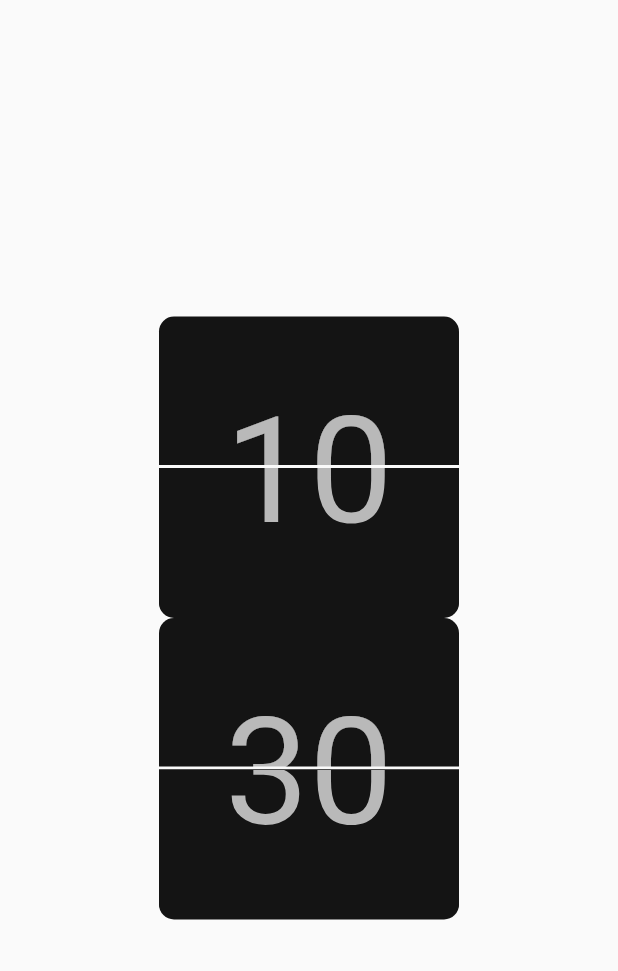
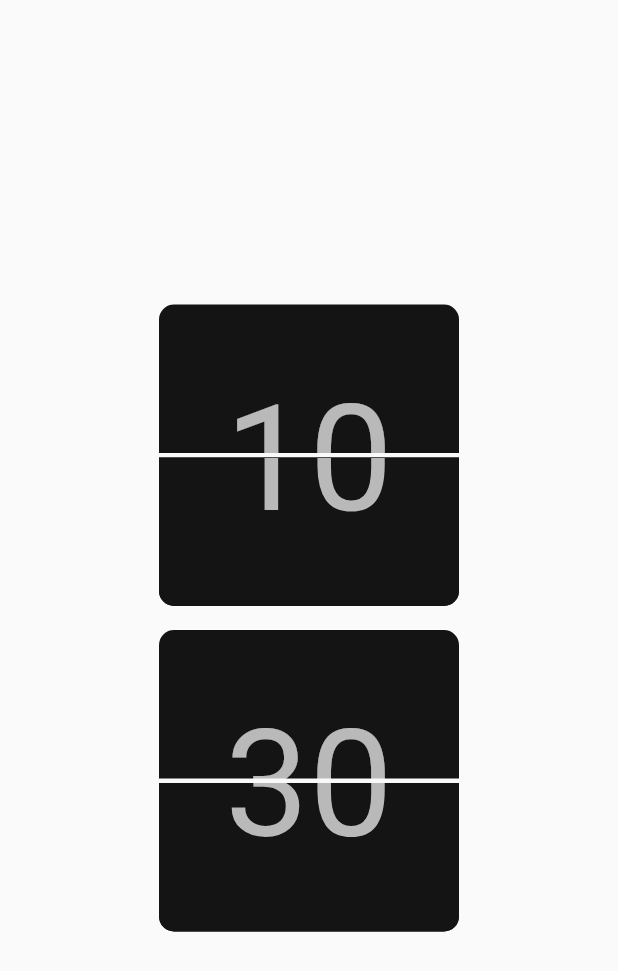
Before and after one commit to Codesait/Animated_Flip_Clock, a Flutter app: the screen it shows after launch, on a phone screen of 412 x 824 dp. Shown: the top 971 px of the screen. Run offline on Flutter 3.47's test engine with Material 2 defaults, Android fonts, the phone set to English and light mode, and no system bars.

Commit message:
basic animated clock completed

```diff
--- a/lib/clock_animation.dart
+++ b/lib/clock_animation.dart
@@ -30,7 +30,7 @@ class _ClockAnimationState extends State<ClockAnimation>
  late AnimationController _controller;
  late Animation _animation;
 
-  Timer? _timer;
+ late  Timer _timer;
   late int _clockCount;
 
   BoxDecoration _decoration(bool topRadius){
@@ -59,17 +59,19 @@ class _ClockAnimationState extends State<ClockAnimation>
 
   @override
   void dispose() {
-    //_animation.isDismissed;
+    _timer.cancel();
+    _controller.dispose();
     super.dispose();
   }
 
   @override
   Widget build(BuildContext context) {
     return  Container(
-
+      padding: const EdgeInsets.all(8.0),
         child: Stack(
           children: [
             Column(
+              crossAxisAlignment: CrossAxisAlignment.center,
               children: [
 
                 // top fraction of stack container
@@ -88,7 +90,7 @@ class _ClockAnimationState extends State<ClockAnimation>
                   ),
                 ),
 
-                Divider(height: 2,color: Colors.transparent,),
+                Divider(height: 3,color: Colors.transparent,),
 
                 // bottom fraction of stack container
                 Stack(
@@ -110,15 +112,23 @@ class _ClockAnimationState extends State<ClockAnimation>
                     AnimatedBuilder(
                       animation: _animation,
                       child: Container(
-                        height: 100,
+                        height: 99,
                         width: 200,
                         decoration: _decoration(false),
                         child: Stack(
                           alignment: Alignment.center,
                           children: [
+                            _animation.value > 4.71 ?
                             Positioned(
                               bottom: 40,
                                 child: TimerTextWidget(clockCount: _clockCount)
+                            ):
+                            Positioned(
+                              top: 59,
+                                child: Transform(
+                                  transform: Matrix4.rotationX(math.pi),
+                                  child: TimerTextWidget(clockCount: _clockCount)
+                                )
                             )
                           ],
                         )
@@ -134,8 +144,16 @@ class _ClockAnimationState extends State<ClockAnimation>
                       },
                     ),
                   ],
-                )
+                ),
               ],
+            ),
+            Padding(
+              padding:  EdgeInsets.only(top: 100),
+              child: Container(
+                color: Colors.transparent,
+                height: 2.0,
+                width: 200,
+              ),
             )
           ],
         ),
@@ -150,7 +168,7 @@ class _ClockAnimationState extends State<ClockAnimation>
      if(_clockCount != widget.limit){
        _controller.reset();
        setState(() {
-         _clockCount++;
+         _clockCount ++;
        });
        _controller.forward();
      }else {
--- a/lib/home_page.dart
+++ b/lib/home_page.dart
@@ -1,5 +1,6 @@
 import 'package:flip_clock/clock_animation.dart';
 import 'package:flutter/material.dart';
+import 'package:intl/intl.dart';
 
 class HomePage extends StatefulWidget {
   // const HomePage({Key? key}) : super(key: key);
@@ -41,19 +42,21 @@ class _HomePageState extends State<HomePage> {
         child: OrientationBuilder(
           builder: (context,layout){
             if(layout == Orientation.landscape)
-              return Row(
+              return Padding(
+                padding: EdgeInsets.symmetric(vertical: size.height/2-120),
+                child: Row(
                   crossAxisAlignment: CrossAxisAlignment.center,
                   mainAxisAlignment: MainAxisAlignment.center,
                   children: [
                     ClockAnimation(
-                    onTime: _currentDateTime.hour,
-                    timerDuration: Duration(hours: 60-_currentDateTime.minute),
+                      onTime: int.parse(DateFormat("h").format(_currentDateTime).toString()),
+                      timerDuration: Duration(minutes: 60 -_currentDateTime.minute),
                       limit: 24,
                       start: 00,
                     ),
                     ClockAnimation(
                       onTime: _currentDateTime.minute,
-                    timerDuration: Duration(seconds: 60-_currentDateTime.second),
+                      timerDuration: Duration(seconds: 60 -_currentDateTime.second),
                       limit: 59,
                       start: 00,
                     ),
@@ -64,12 +67,13 @@ class _HomePageState extends State<HomePage> {
                       start: 00,
                     ),
                   ],
+                ),
               );
             else return Column(
               mainAxisAlignment: MainAxisAlignment.center,
               children: [
                 ClockAnimation(
-                  onTime: _currentDateTime.hour,
+                  onTime: int.parse(DateFormat("h").format(_currentDateTime).toString()),
                   timerDuration: Duration(minutes: 60 -_currentDateTime.minute),
                   limit: 24,
                   start: 00,
--- a/pubspec.yaml
+++ b/pubspec.yaml
@@ -28,6 +28,7 @@ dependencies:
   # The following adds the Cupertino Icons font to your application.
   # Use with the CupertinoIcons class for iOS style icons.
   cupertino_icons: ^1.0.2
+  intl:
 
 dev_dependencies:
   flutter_test:
```
Also changed, not shown: pubspec.lock. Lines whose indentation alone changed are shown as unchanged.
